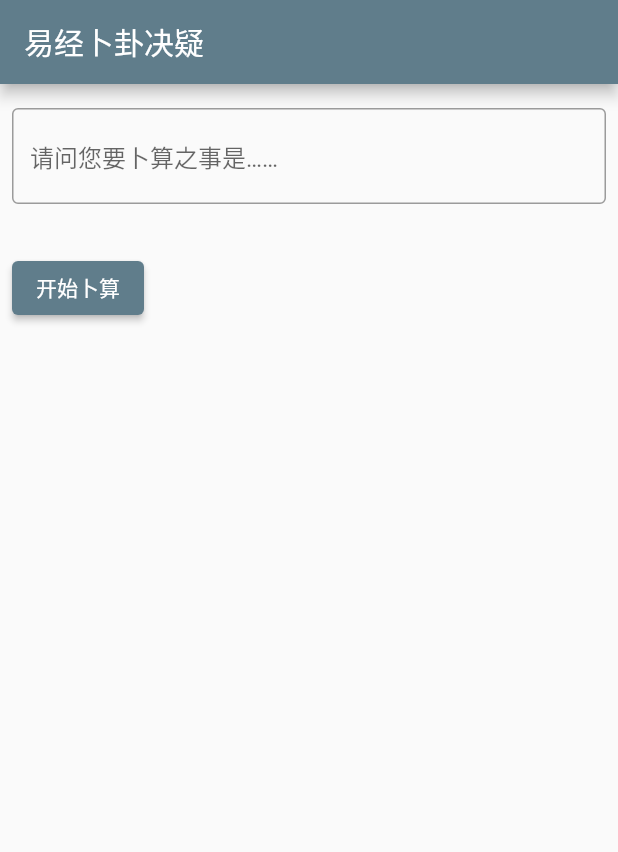
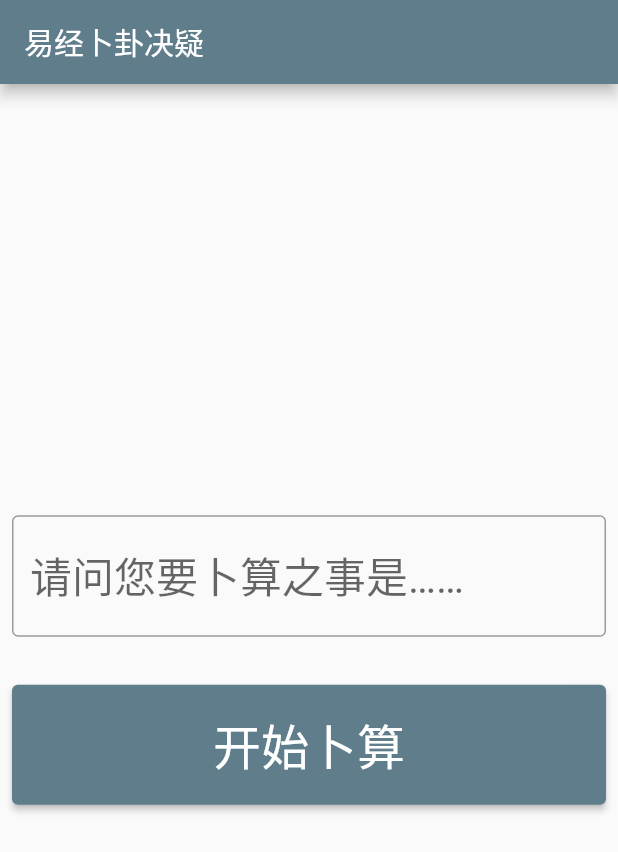
Before and after one commit to gigix/jueyi-mobile, a Flutter app: the screen it shows after launch, on a phone screen of 412 x 824 dp. Shown: the top 852 px of the screen. Run offline on Flutter 3.47's test engine with Material 2 defaults, Android fonts, the phone set to English and light mode, and no system bars.

Commit message:
adjust UI look and feel

```diff
--- a/lib/main.dart
+++ b/lib/main.dart
@@ -1,7 +1,5 @@
 import 'package:flutter/material.dart';
 import 'package:jueyi_mobile/toss_coins_page.dart';
-
-import 'divination.dart';
 
 void main() {
   runApp(const JueyiApp());
@@ -46,7 +44,8 @@ class _JueyiPageState extends State<JueyiPage> {
     return Form(
       key: _formKey,
       child: Column(
-        crossAxisAlignment: CrossAxisAlignment.start,
+        crossAxisAlignment: CrossAxisAlignment.center,
+        mainAxisAlignment: MainAxisAlignment.center,
         children: <Widget>[
           Padding(
             padding: standardPadding,
@@ -56,26 +55,30 @@ class _JueyiPageState extends State<JueyiPage> {
                 hintText: '请问您要卜算之事是……',
                 border: OutlineInputBorder(),
               ),
+              style: const TextStyle(fontSize: 28),
             ),
           ),
           Padding(
             padding: standardPadding,
             child: ElevatedButton(
+              style: ElevatedButton.styleFrom(
+                minimumSize: const Size.fromHeight(80),
+              ),
               onPressed: () {
-                Navigator.push(context, MaterialPageRoute(
-                    builder: (context) => TossCoinsPage(question: questionController.text)));
+                Navigator.push(
+                    context,
+                    MaterialPageRoute(
+                        builder: (context) =>
+                            TossCoinsPage(question: questionController.text)));
               },
-              child: const Text('开始卜算'),
+              child: const Text(
+                '开始卜算',
+                style: TextStyle(fontSize: 32),
+              ),
             ),
           ),
-          Padding(
-            padding: standardPadding,
-            child:
-            Text(resultText, style: const TextStyle(fontFamily: 'DejaVuSans')),
-          )
         ],
       ),
     );
   }
-
 }
--- a/lib/toss_coins_page.dart
+++ b/lib/toss_coins_page.dart
@@ -21,7 +21,8 @@ class _TossCoinPageState extends State<TossCoinsPage> {
     return Scaffold(
       appBar: AppBar(title: const Text('正在为您卜算……')),
       body: Center(
-        child: Text(Divination(question).toString()),
+        child: Text(Divination(question).toString(),
+            style: const TextStyle(fontFamily: 'DejaVuSans', fontSize: 16)),
       ),
     );
   }
```
